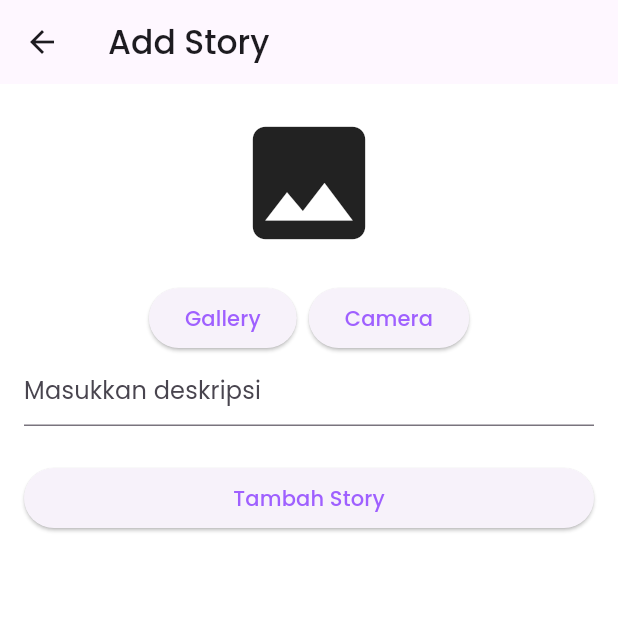
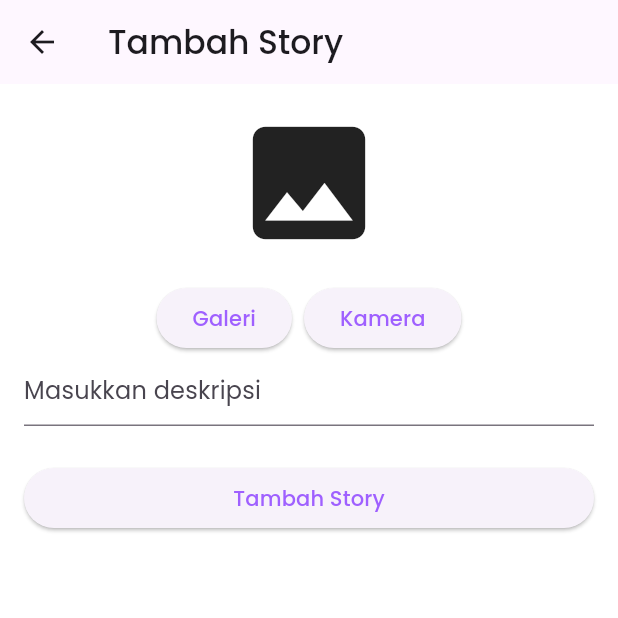
Before and after one commit to bennyfajri/story_app, a Flutter app: the AddStoryScreen screen opened directly with empty values, on a phone screen of 412 x 824 dp, the top half of it. Run offline on Flutter 3.47's test engine with Material 3 defaults, Android fonts, the light colour scheme and no system bars; our stand-ins replace cached_network_image, dio, flutter_cache_manager, freezed_annotation, get_it, google_fonts and 3 more; accounts and stored records are empty; generated files the repository leaves out were written again; network calls fail.

Commit message:
fix : code improvement

```diff
--- a/lib/common/url_strategy_other.dart
+++ b/lib/common/url_strategy_other.dart
@@ -1,3 +1 @@
-void usePathUrlStrategy() {
-
-}
+void usePathUrlStrategy() {}
--- a/lib/l10n/app_en.arb
+++ b/lib/l10n/app_en.arb
@@ -24,5 +24,7 @@
   "add_story" : "Tambah Story",
   "description": "Description",
   "description_hint": "Enter description",
-  "description_error_msg": "Deskripsi must not empty"
+  "description_error_msg": "Deskripsi must not empty",
+  "gallery": "Gallery",
+  "camera": "Camera"
 }
--- a/lib/l10n/app_id.arb
+++ b/lib/l10n/app_id.arb
@@ -24,5 +24,7 @@
   "add_story" : "Tambah Story",
   "description": "Deskripsi",
   "description_hint": "Masukkan deskripsi",
-  "description_error_msg": "Deskripsi tidak boleh kosong"
+  "description_error_msg": "Deskripsi tidak boleh kosong",
+  "gallery": "Galeri",
+  "camera": "Kamera"
 }
--- a/lib/main.dart
+++ b/lib/main.dart
@@ -12,7 +12,9 @@ import 'package:story_app/routes/route_information_parser.dart';
 import 'package:story_app/routes/router_delegate.dart';
 import 'package:story_app/util/setup_init.dart';
 
-import 'common/url_strategy.dart';
+import 'common/url_strategy_other.dart';
+
+
 
 void main() {
   setupLocator();
--- a/lib/provider/settings_provider.dart
+++ b/lib/provider/settings_provider.dart
@@ -1,5 +1,3 @@
-import 'package:flutter/cupertino.dart';
-import 'package:flutter/foundation.dart';
 import 'package:flutter/material.dart';
 import 'package:story_app/common/styles.dart';
 import 'package:story_app/data/db/settings_prefs.dart';
--- a/lib/screen/add_story_screen.dart
+++ b/lib/screen/add_story_screen.dart
@@ -30,7 +30,7 @@ class _AddStoryScreenState extends State<AddStoryScreen> {
   Widget build(BuildContext context) {
     return Scaffold(
       appBar: AppBar(
-        title: Text("Add Story"),
+        title: Text(appLocale.add_story),
       ),
       body: Padding(
         padding: const EdgeInsets.all(16.0),
@@ -56,12 +56,12 @@ class _AddStoryScreenState extends State<AddStoryScreen> {
                   children: [
                     ElevatedButton(
                       onPressed: _onGalleryView,
-                      child: const Text("Gallery"),
+                      child: Text(appLocale.gallery),
                     ),
                     const SizedBox(width: 8),
                     ElevatedButton(
                       onPressed: _onCameraView,
-                      child: const Text("Camera"),
+                      child: Text(appLocale.camera),
                     ),
                   ],
                 ),
--- a/lib/screen/story_detail_screen.dart
+++ b/lib/screen/story_detail_screen.dart
@@ -1,6 +1,4 @@
-import 'package:cached_network_image/cached_network_image.dart';
 import 'package:flutter/material.dart';
-import 'package:flutter_cache_manager/flutter_cache_manager.dart';
 import 'package:provider/provider.dart';
 import 'package:story_app/main.dart';
 import 'package:story_app/provider/story_provider.dart';
```
